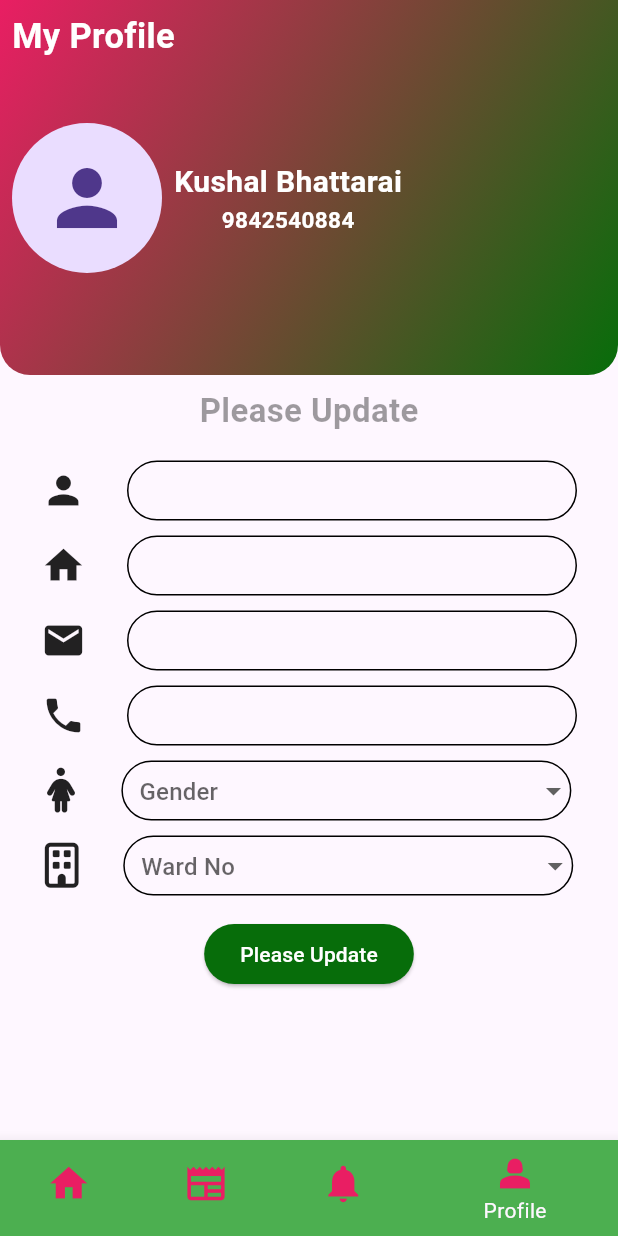
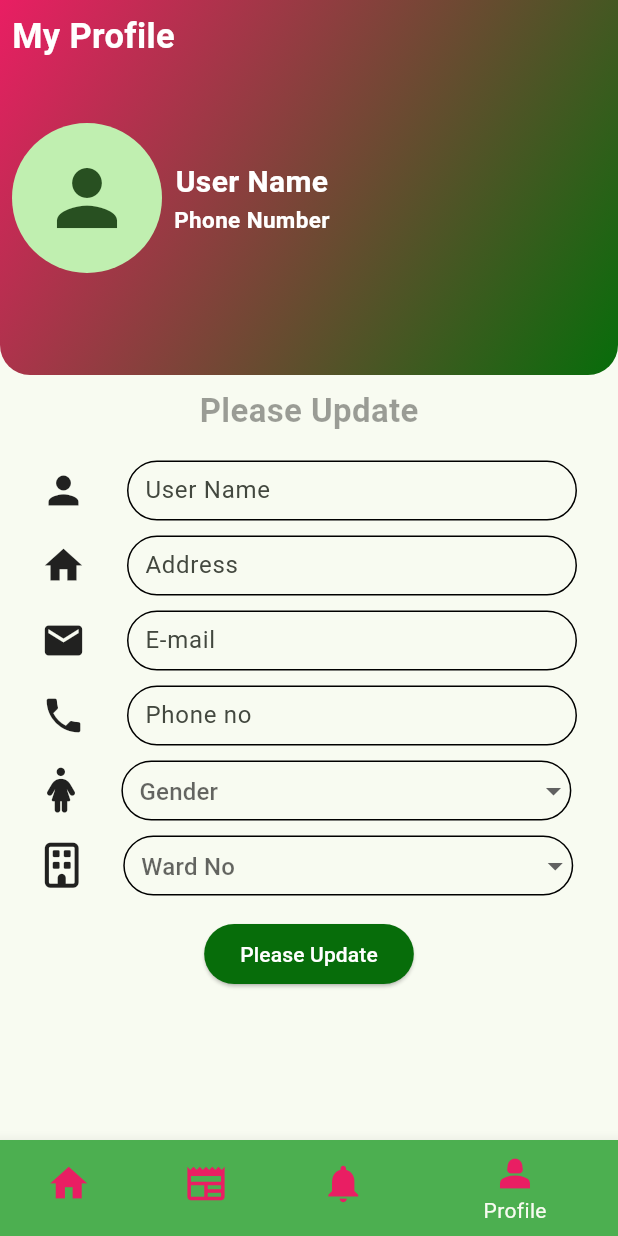
Before and after one commit to kushalbhattarai0818/whatsapp-clone, a Flutter app: the screen it shows after launch, item 4 of the bottom bar chosen, after a tap on "Please Update", on a phone screen of 412 x 824 dp. Run offline on Flutter 3.47's test engine with Material 3 defaults, Android fonts, the phone set to English and light mode, and no system bars; our stand-ins replace cloud_firestore, firebase_auth, firebase_core, font_awesome_flutter; accounts and stored records are empty.

Commit message:
updated code

```diff
--- a/hamropalika02/lib/main.dart
+++ b/hamropalika02/lib/main.dart
@@ -1,51 +1,52 @@
+
 import 'package:firebase_core/firebase_core.dart';
 import 'package:flutter/material.dart';
 import 'package:flutter/services.dart';
 import 'package:hamropalika02/const/app_color.dart';
-import 'package:hamropalika02/model/auth_view_model.dart';
+
 import 'package:hamropalika02/model/details_view_model.dart';
 import 'package:hamropalika02/model/profile_view_model.dart';
 import 'package:hamropalika02/screens/home_screens/bottom_navigation_bar/bottom_navigation_bar.dart';
+
 import 'package:provider/provider.dart';
 import 'firebase_options.dart';
 
-void main()async{
+void main() async {
   WidgetsFlutterBinding.ensureInitialized();
- await Firebase.initializeApp(
-   options: DefaultFirebaseOptions.currentPlatform,
- );
-runApp(login_app());
+  await Firebase.initializeApp(
+    options: DefaultFirebaseOptions.currentPlatform,
+  );
+  runApp(MyApp());
 }
 
-class login_app extends StatelessWidget {
-  const login_app({super.key});
+class MyApp extends StatelessWidget {
+  const MyApp({Key? key});
 
   @override
   Widget build(BuildContext context) {
     SystemChrome.setSystemUIOverlayStyle(SystemUiOverlayStyle(
-  statusBarColor: AppColors.secondaryyColor
-));
-     ThemeData(
+      statusBarColor: AppColors.secondaryyColor,
+    ));
 
-        colorScheme: ColorScheme.fromSeed(seedColor: Color.fromARGB(255, 7, 109, 10), ),
-        useMaterial3: true,
-      );
-    return MultiProvider(providers: [ChangeNotifierProvider(create: (context)=>ProfileViewModel()),
-                          ChangeNotifierProvider(create: (context)=>DetailsViewModel()),
-                          ChangeNotifierProvider(create: (context)=>AuthViewModel()),
-
-    ],
-      child: const MaterialApp(
+    return MultiProvider(
+      providers: [
+        ChangeNotifierProvider(create: (context) => ProfileViewModel()),
+        ChangeNotifierProvider(create: (context) => DetailsViewModel()),
+        // ChangeNotifierProvider(create: (context) => AuthViewModel()),
+      ],
+      child: MaterialApp(
         debugShowCheckedModeBanner: false,
-        title: 'login app',
+        title: 'Login App',
+        theme: ThemeData(
+          colorScheme: ColorScheme.fromSeed(seedColor: Color.fromARGB(255, 7, 109, 10)),
+          useMaterial3: true,
+        ),
         home: BottomBarScreen(),
-
       ),
     );
-
-
   }
 }
+
 
 class MyHomePage extends StatefulWidget {
   const MyHomePage({super.key, required this.title});
--- a/hamropalika02/lib/model/auth_view_model.dart
+++ b/hamropalika02/lib/model/auth_view_model.dart
@@ -1,21 +1,21 @@
-import 'package:firebase_auth/firebase_auth.dart';
-import 'package:flutter/material.dart';
-import 'package:hamropalika02/services/firebase_auth_services.dart';
+// import 'package:firebase_auth/firebase_auth.dart';
+// import 'package:flutter/material.dart';
+// import 'package:hamropalika02/services/firebase_auth_services.dart';
 
 
-class AuthViewModel extends ChangeNotifier {
-  User? currentUser;
-  bool isLoggedIn = false;
+// class AuthViewModel extends ChangeNotifier {
+//   User? currentUser;
+//   bool isLoggedIn = false;
 
-  FirebaseAuthService _authService = FirebaseAuthService();
+//   FirebaseAuthService _authService = FirebaseAuthService();
 
- signIn(String email, String password) async {
-    // await _authService.signIn(email, password);
-  }
+//  signIn(String email, String password) async {
+//      await _authService.signIn(email, password);
+//   }
 
-  signUp(String email, String password)async {
-    // await _authService.signUp(email, password);
+//   signUp(String email, String password)async {
+//      await _authService.signUp(email, password);
 
 
-  }
-}
+//   }
+// }
--- a/hamropalika02/lib/model/profile_view_model.dart
+++ b/hamropalika02/lib/model/profile_view_model.dart
@@ -25,8 +25,8 @@ class ProfileViewModel extends ChangeNotifier {
     notifyListeners();
   }
 
-  addDetails(Details details)async{
-    await db.addDetails(details);
+  addDetails(Details details, String id)async{
+    await db.addDetails(details, id: id);
     // getAllDetails();
     notifyListeners();
   }
--- a/hamropalika02/lib/screens/home_screens/department/water_supply/water_supply.dart
+++ b/hamropalika02/lib/screens/home_screens/department/water_supply/water_supply.dart
@@ -1,7 +1,7 @@
 import 'package:flutter/material.dart';
 import 'package:font_awesome_flutter/font_awesome_flutter.dart';
 import 'package:hamropalika02/screens/home_screens/bottom_navigation_bar/bottom_navigation_bar.dart';
-import 'package:hamropalika02/screens/home_screens/home_screen.dart';
+// import 'package:hamropalika02/screens/home_screens/home_screen.dart';
 
 class WaterSupply extends StatelessWidget {
   const WaterSupply({super.key});
--- a/hamropalika02/lib/screens/home_screens/home_screen.dart
+++ b/hamropalika02/lib/screens/home_screens/home_screen.dart
@@ -18,7 +18,7 @@ class _HomeScreenState extends State<HomeScreen> {
   @override
   Widget build(BuildContext context) {
     double deviceWidth = MediaQuery.of(context).size.width;
-    double deviceHeight = MediaQuery.of(context).size.height;
+    // double deviceHeight = MediaQuery.of(context).size.height;
     return SafeArea(
       child: Scaffold(
         key:_key,
@@ -495,7 +495,7 @@ class _HomeScreenState extends State<HomeScreen> {
                                                       const EdgeInsets.fromLTRB(
                                                           0, 15, 0, 0),
                                                   child: FaIcon(
-                                                    FontAwesomeIcons.circleInfo,
+                                                    FontAwesomeIcons.book,
                                                     color: Colors.pink,
                                                   ),
                                                 ),
@@ -513,7 +513,7 @@ class _HomeScreenState extends State<HomeScreen> {
                                           ),
                                         ),
                                         Text(
-                                          "Notice",
+                                          "Eduction",
                                           style: TextStyle(
                                               fontWeight: FontWeight.bold,
                                               color: const Color.fromARGB(
@@ -777,7 +777,7 @@ class _HomeScreenState extends State<HomeScreen> {
                                         padding: const EdgeInsets.fromLTRB(
                                             0, 12, 0, 0),
                                         child: Text(
-                                            "Represenataives/\nEmployee",
+                                            "Representative/\nEmployee",
                                             style: TextStyle(
                                               color:
                                                   Color.fromARGB(160, 0, 0, 0),
@@ -1323,7 +1323,7 @@ class _HomeScreenState extends State<HomeScreen> {
                   child: Row(
                     children: [
                       Text(
-                        "Departments for complaint",
+                        "Departments for complaints",
                         style: TextStyle(
                           fontWeight: FontWeight.bold,
                           color: Colors.white,
--- a/hamropalika02/lib/screens/news_screen/news_screen.dart
+++ b/hamropalika02/lib/screens/news_screen/news_screen.dart
@@ -5,7 +5,7 @@ class NewsScreen extends StatelessWidget {
   @override
   Widget build(BuildContext context) {
      double deviceWidth = MediaQuery.of(context).size.width;
-    double deviceHeight = MediaQuery.of(context).size.height;
+    // double deviceHeight = MediaQuery.of(context).size.height;
     return SafeArea(
       child: Scaffold(
          body:Column(children: [
--- a/hamropalika02/lib/screens/notification_screen/notification_screen.dart
+++ b/hamropalika02/lib/screens/notification_screen/notification_screen.dart
@@ -5,7 +5,7 @@ class NotificationScreen extends StatelessWidget {
   @override
   Widget build(BuildContext context) {
      double deviceWidth = MediaQuery.of(context).size.width;
-    double deviceHeight = MediaQuery.of(context).size.height;
+    // double deviceHeight = MediaQuery.of(context).size.height;
     return SafeArea(
       child: Scaffold(
          body:Column(children: [
--- a/hamropalika02/lib/screens/profile_screen/profile_screen.dart
+++ b/hamropalika02/lib/screens/profile_screen/profile_screen.dart
@@ -1,3 +1,4 @@
+import 'package:firebase_auth/firebase_auth.dart';
 import 'package:flutter/material.dart';
 import 'package:font_awesome_flutter/font_awesome_flutter.dart';
 import 'package:hamropalika02/model/profile_view_model.dart';
@@ -19,9 +20,9 @@ class ProfileScreeen extends StatelessWidget {
 
   TextEditingController addressController = TextEditingController();
 
-  TextEditingController genderController = TextEditingController();
+  // TextEditingController genderController = TextEditingController();
 
-   TextEditingController wardController = TextEditingController();
+  //  TextEditingController wardController = TextEditingController();
 
   String? selectedGender;
 
@@ -30,7 +31,7 @@ class ProfileScreeen extends StatelessWidget {
   String? selectedWard;
 
   List<String> WardOptions = ['1', '2', '3','4', '5', '6','7', '8', '9','10', '11', '12'];
-      double deviceWidth = MediaQuery.of(context).size.width;
+      // double deviceWidth = MediaQuery.of(context).size.width;
     double deviceHeight = MediaQuery.of(context).size.height;
     return SafeArea(
       child: Scaffold(
@@ -79,10 +80,10 @@ class ProfileScreeen extends StatelessWidget {
                          Padding(
                            padding: const EdgeInsets.all(8.0),
                            child: Column(children: [
-                             Text("Kushal Bhattarai",style: TextStyle(color: Colors.white,fontWeight: FontWeight.bold,fontSize: 20),
+                             Text("User Name",style: TextStyle(color: Colors.white,fontWeight: FontWeight.bold,fontSize: 20),
 
                              ),
-                             Text("9842540884",style: TextStyle(color: Colors.white,fontWeight: FontWeight.bold,fontSize: 15))
+                             Text("Phone Number",style: TextStyle(color: Colors.white,fontWeight: FontWeight.bold,fontSize: 15))
                            ],),
                          )
                          ],
@@ -114,8 +115,10 @@ class ProfileScreeen extends StatelessWidget {
 
 
                    child: TextFormField(
+
                     controller: nameController,
                     decoration: InputDecoration(
+                      hintText: "User Name",
                       isCollapsed: true,
                       contentPadding: EdgeInsets.all(8),
                       enabledBorder: OutlineInputBorder(
@@ -144,6 +147,7 @@ class ProfileScreeen extends StatelessWidget {
                    child: TextFormField(
                     controller: addressController,
                     decoration: InputDecoration(
+                       hintText: "Address",
                       isCollapsed: true,
                       contentPadding: EdgeInsets.all(8),
                       enabledBorder: OutlineInputBorder(
@@ -172,6 +176,7 @@ class ProfileScreeen extends StatelessWidget {
                    child: TextFormField(
                     controller: emailController,
                     decoration: InputDecoration(
+                       hintText: "E-mail",
                       isCollapsed: true,
                       contentPadding: EdgeInsets.all(8),
                       enabledBorder: OutlineInputBorder(
@@ -199,6 +204,7 @@ class ProfileScreeen extends StatelessWidget {
                    child: TextFormField(
                     controller: phoneController,
                     decoration: InputDecoration(
+                       hintText: "Phone no",
                       isCollapsed: true,
                       contentPadding: EdgeInsets.all(8),
                       enabledBorder: OutlineInputBorder(
@@ -308,7 +314,7 @@ class ProfileScreeen extends StatelessWidget {
         gender: selectedGender,
         ward: selectedWard,
       );
-      profileViewModel.addDetails(userdetails);
+      profileViewModel.addDetails(userdetails, FirebaseAuth.instance.currentUser!.uid);
                   },
 
                    child: Text("Please Update",style: TextStyle(color: Colors.white),),
--- a/hamropalika02/lib/services/firebase/firsebase_db_services.dart
+++ b/hamropalika02/lib/services/firebase/firsebase_db_services.dart
@@ -7,8 +7,11 @@ import 'package:hamropalika02/models/details_models.dart';
 class FirebaseDb {
   FirebaseFirestore db = FirebaseFirestore.instance;
 
-  addDetails(Details details) async {
-    await db.collection('details').add(details.toJson(details));
+  addDetails(Details details, {String? id}) async {
+     DocumentReference<Map<String, dynamic>> documentReference =
+   db.collection('details').doc(id!);
+
+    await documentReference.set((details.toJson(details)));
   }
     updateDetails(String id,Details details)async{
       await db.collection('details').doc(id).update(details.toJson(details));
--- a/hamropalika02/pubspec.yaml
+++ b/hamropalika02/pubspec.yaml
@@ -40,6 +40,9 @@ dependencies:
   firebase_auth: ^4.16.0
   cloud_firestore: ^4.14.0
   provider: ^6.1.1
+  # firebase_storage: ^11.6.3
+  # image_picker: ^1.0.7
+
 
 dev_dependencies:
   flutter_test:
```
Also changed, not shown: hamropalika02/lib/screens/login_screens/login_screen.dart (+159 -127 lines), hamropalika02/lib/screens/signup_screens/signup_screen.dart (+23 -35 lines), hamropalika02/lib/services/firebase_auth_services.dart (deleted, +0 -26 lines), hamropalika02/pubspec.lock.
